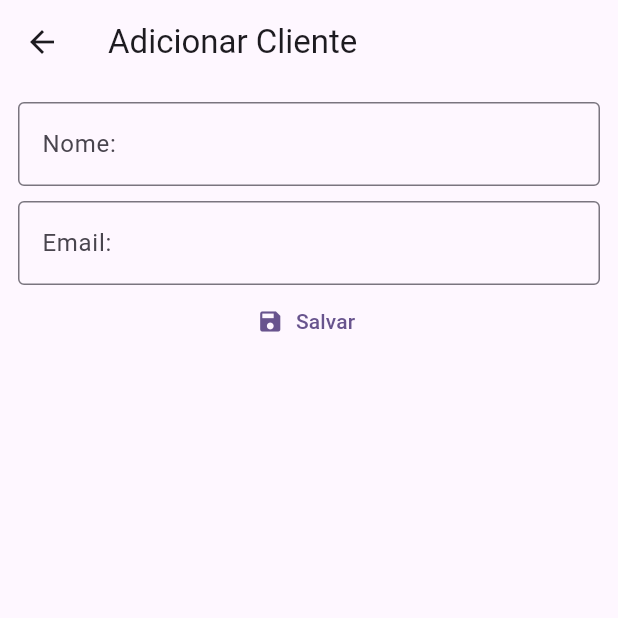
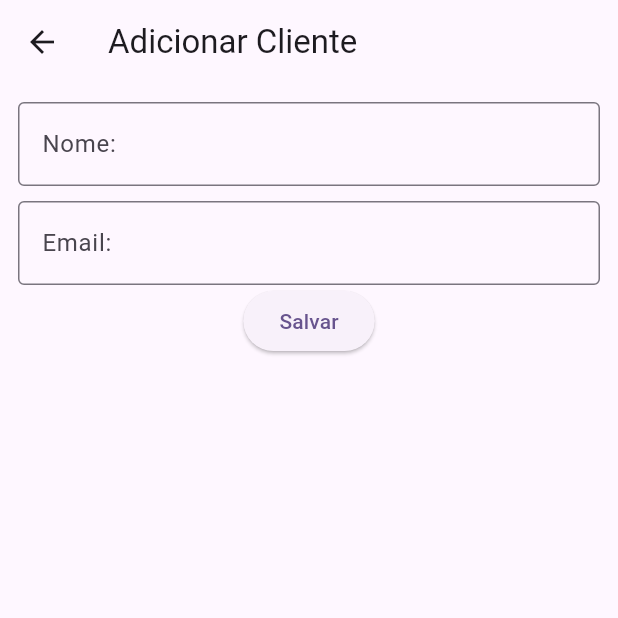
Before and after one commit to VinicioSantosOliveira/learn_bloc, a Flutter app: the screen it shows after launch, after a tap on the "add" icon, on a phone screen of 412 x 824 dp, the top half of it. Run offline on Flutter 3.47's test engine with Material 3 defaults, Android fonts, the phone set to English and light mode, and no system bars; our stand-ins replace bloc, equatable, flutter_bloc.

Commit message:
fix clientForm

```diff
--- a/lib/app/modules/client/client_bloc.dart
+++ b/lib/app/modules/client/client_bloc.dart
@@ -9,6 +9,7 @@ class ClientBloc extends Bloc<ClientEvent, ClientState> {
   final ClientRepository clientRepo = ClientRepository();
 
   ClientBloc() : super(ClientInitialState()) {
+
     on<LoadClientEvent>(
       (event, emit) async {
         emit(ClientLoadingState());
--- a/lib/app/modules/client/client_event.dart
+++ b/lib/app/modules/client/client_event.dart
@@ -1,5 +1,6 @@
 import 'package:equatable/equatable.dart';
-import 'package:learn_bloc/app/models/client_model.dart';
+
+import '../../models/client_model.dart';
 
 abstract class ClientEvent extends Equatable {
   @override
--- /dev/null
+++ b/lib/app/modules/client_form/client_form_bloc.dart
@@ -0,0 +1,21 @@
+import 'package:bloc/bloc.dart';
+
+import '../../repositories/client_repository.dart';
+import 'client_form_event.dart';
+import 'client_form_state.dart';
+
+class ClientFormBloc extends Bloc<ClientFormEvent, ClientFormState> {
+  final ClientRepository clientRep = ClientRepository();
+
+  ClientFormBloc() : super(ClientFormInitialState()) {
+    on<AddClientFormEvent>((event, emit) async {
+      emit(ClientFormLoadingState());
+      try {
+        clientRep.addClient(event.clientForm);
+        emit(ClientFormSucessState());
+      } catch (e) {
+        emit(ClientFormErrorState(menssage: e.toString()));
+      }
+    });
+  }
+}
--- /dev/null
+++ b/lib/app/modules/client_form/client_form_event.dart
@@ -0,0 +1,14 @@
+import 'package:equatable/equatable.dart';
+
+import '../../models/client_model.dart';
+
+class ClientFormEvent extends Equatable {
+  @override
+  List<Object?> get props => throw UnimplementedError();
+}
+
+class AddClientFormEvent extends ClientFormEvent {
+  final ClientModel clientForm;
+
+  AddClientFormEvent({required this.clientForm});
+}
--- /dev/null
+++ b/lib/app/modules/client_form/client_form_state.dart
@@ -0,0 +1,18 @@
+import 'package:equatable/equatable.dart';
+
+class ClientFormState extends Equatable {
+  @override
+  List<Object?> get props => throw UnimplementedError();
+}
+
+class ClientFormInitialState extends ClientFormState {}
+
+class ClientFormLoadingState extends ClientFormState {}
+
+class ClientFormSucessState extends ClientFormState {}
+
+class ClientFormErrorState extends ClientFormState {
+  final String menssage;
+
+  ClientFormErrorState({required this.menssage});
+}
--- a/lib/app/pages/client_form_page.dart
+++ b/lib/app/pages/client_form_page.dart
@@ -1,9 +1,24 @@
 import 'package:flutter/material.dart';
+import 'package:flutter_bloc/flutter_bloc.dart';
+import 'package:learn_bloc/app/models/client_model.dart';
+import 'package:learn_bloc/app/modules/client_form/client_form_bloc.dart';
 
-class ClientFormPage extends StatelessWidget {
+import '../modules/client_form/client_form_event.dart';
+import '../modules/client_form/client_form_state.dart';
+
+class ClientFormPage extends StatefulWidget {
   ClientFormPage({super.key});
+
+  @override
+  State<ClientFormPage> createState() => _ClientFormPageState();
+}
+
+class _ClientFormPageState extends State<ClientFormPage> {
   final TextEditingController textFormNameController = TextEditingController();
+
   final TextEditingController textFormEmailController = TextEditingController();
+
+  final ClientFormBloc clientFormBloc = ClientFormBloc();
 
   @override
   Widget build(BuildContext context) {
@@ -11,7 +26,27 @@ class ClientFormPage extends StatelessWidget {
       appBar: AppBar(
         title: const Text('Adicionar Cliente'),
       ),
-      body: Padding(
+      body: BlocBuilder(
+        bloc: clientFormBloc,
+        builder: (context, state) {
+          if (state is ClientFormLoadingState) {
+            return const Center(
+              child: CircularProgressIndicator(),
+            );
+          }
+          if (state is ClientFormErrorState) {
+            final String message = state.menssage;
+
+            return Center(
+              child: Text(message),
+            );
+          }
+          if (state is ClientFormSucessState) {
+            WidgetsBinding.instance.addPostFrameCallback((timeStamp) {
+              Navigator.of(context).pop();
+            });
+          }
+          return Padding(
             padding: const EdgeInsets.all(12.0),
             child: Column(
               children: [
@@ -32,15 +67,21 @@ class ClientFormPage extends StatelessWidget {
                     border: OutlineInputBorder(),
                   ),
                 ),
-            TextButton.icon(
+                ElevatedButton(
                   onPressed: () {
-                Navigator.of(context).pop();
+                    final String name = textFormNameController.text;
+                    final String email = textFormEmailController.text;
+
+                    final client = ClientModel(name: name, email: email);
+
+                    clientFormBloc.add(AddClientFormEvent(clientForm: client));
                   },
-              icon: const Icon(Icons.save),
-              label: const Text('Salvar'),
-            )
+                  child: const Text('Salvar'),
+                ),
               ],
             ),
+          );
+        },
       ),
     );
   }
--- a/lib/app/pages/home_page.dart
+++ b/lib/app/pages/home_page.dart
@@ -1,18 +1,30 @@
 import 'package:flutter/material.dart';
 import 'package:flutter_bloc/flutter_bloc.dart';
-import 'package:learn_bloc/app/models/client_model.dart';
-import 'package:learn_bloc/app/modules/client/client_state.dart';
 
+import '../models/client_model.dart';
 import '../modules/client/client_bloc.dart';
 import '../modules/client/client_event.dart';
+import '../modules/client/client_state.dart';
 
-class HomePage extends StatelessWidget {
+class HomePage extends StatefulWidget {
   const HomePage({super.key});
 
   @override
+  State<HomePage> createState() => _HomePageState();
+}
+
+class _HomePageState extends State<HomePage> {
+  final ClientBloc clientBloc = ClientBloc();
+
+  @override
+  void initState() {
+    clientBloc.add(LoadClientEvent());
+
+    super.initState();
+  }
+
+  @override
   Widget build(BuildContext context) {
-    final clientBloc = ClientBloc()..add(LoadClientEvent());
-
     return Scaffold(
       appBar: AppBar(
         title: const Text('Home page'),
```
Also changed, not shown: lib/app/modules/client/client_state.dart (+5 -4 lines). Lines whose indentation alone changed are shown as unchanged.
